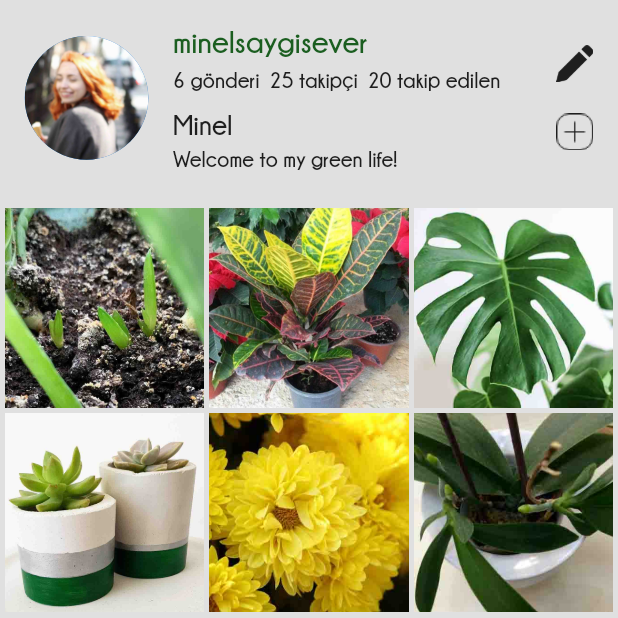
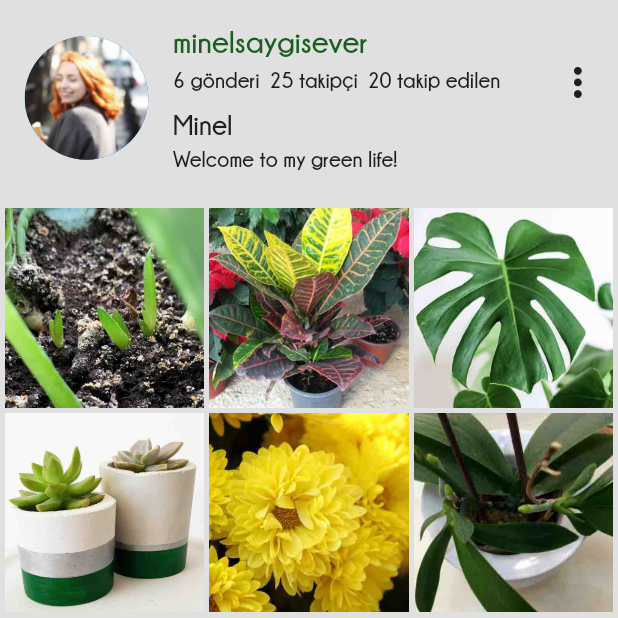
Before and after one commit to minelsaygisever/Bahcem, a Flutter app: the BlogProfilePage screen opened directly, on a phone screen of 412 x 824 dp, the top half of it. Run offline on Flutter 3.47's test engine with Material 2 defaults, Android fonts, the phone set to English and light mode, and no system bars; our stand-ins replace firebase_auth, firebase_storage, image_picker; accounts and stored records are empty; network calls fail.

Commit message:
blog düzenleme

```diff
--- a/lib/view/ayarlar_sayfasi_view.dart
+++ b/lib/view/ayarlar_sayfasi_view.dart
@@ -133,7 +133,7 @@ class AyarlarSayfasiState extends State<AyarlarSayfasi> {
           Container(
               alignment: Alignment.topLeft,
               padding: EdgeInsets.fromLTRB(
-                  SizeConfig.blockWidth * 4, 0, SizeConfig.blockWidth * 4, 0),
+                  SizeConfig.blockWidth * 1, 0, SizeConfig.blockWidth * 4, 0),
               child: FlatButton(
                 padding: EdgeInsets.all(0.0),
                 onPressed: () => Navigator.push(
@@ -149,7 +149,7 @@ class AyarlarSayfasiState extends State<AyarlarSayfasi> {
           Container(
             alignment: Alignment.topLeft,
             padding: EdgeInsets.fromLTRB(
-                SizeConfig.blockWidth * 4,
+                SizeConfig.blockWidth * 1,
                 SizeConfig.blockWidth * 4,
                 SizeConfig.blockWidth * 4,
                 SizeConfig.blockWidth * 2),
--- a/lib/view/blog/blog_profil_view.dart
+++ b/lib/view/blog/blog_profil_view.dart
@@ -106,7 +106,7 @@ class _BlogProfilePageState extends State<BlogProfilePage> {
                         children: <Widget>[
                           Padding(
                             padding: EdgeInsets.only(
-                                top: SizeConfig.blockWidth * 1,
+                                top: SizeConfig.blockWidth * 0,
                                 bottom: SizeConfig.blockWidth * 5),
                             child: new GestureDetector(
                               onTap: () => Navigator.push(
@@ -115,27 +115,10 @@ class _BlogProfilePageState extends State<BlogProfilePage> {
                                     builder: (context) => BlogProfilDuzenle()),
                               ),
                               child: new Image.asset(
-                                "assets/icons/pencil.png",
+                                "assets/icons/more.png",
                                 color: SizeConfig.almostBlack,
-                                height: SizeConfig.blockWidth * 6,
-                                width: SizeConfig.blockWidth * 6,
-                              ),
-                            ),
-                          ),
-                          Padding(
-                            padding: EdgeInsets.only(
-                                bottom: SizeConfig.blockWidth * 1),
-                            child: new GestureDetector(
-                              onTap: () => Navigator.push(
-                                context,
-                                MaterialPageRoute(
-                                    builder: (context) => BlogGonderiEkle()),
-                              ),
-                              child: new Image.asset(
-                                "assets/icons/newPost.png",
-                                color: SizeConfig.almostBlack,
-                                height: SizeConfig.blockWidth * 6,
-                                width: SizeConfig.blockWidth * 6,
+                                height: SizeConfig.blockWidth * 5,
+                                width: SizeConfig.blockWidth * 5,
                               ),
                             ),
                           ),
```
Also changed, not shown: lib/view/blog/blog_gonderi_ekle_view.dart (+8 -4 lines).
